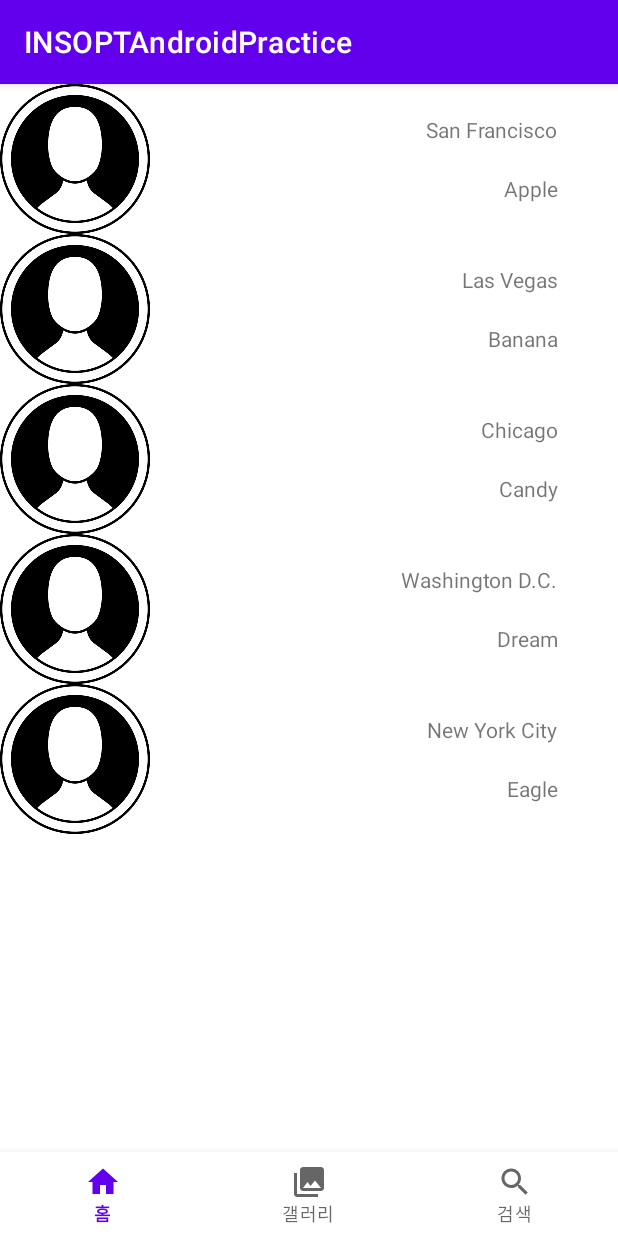
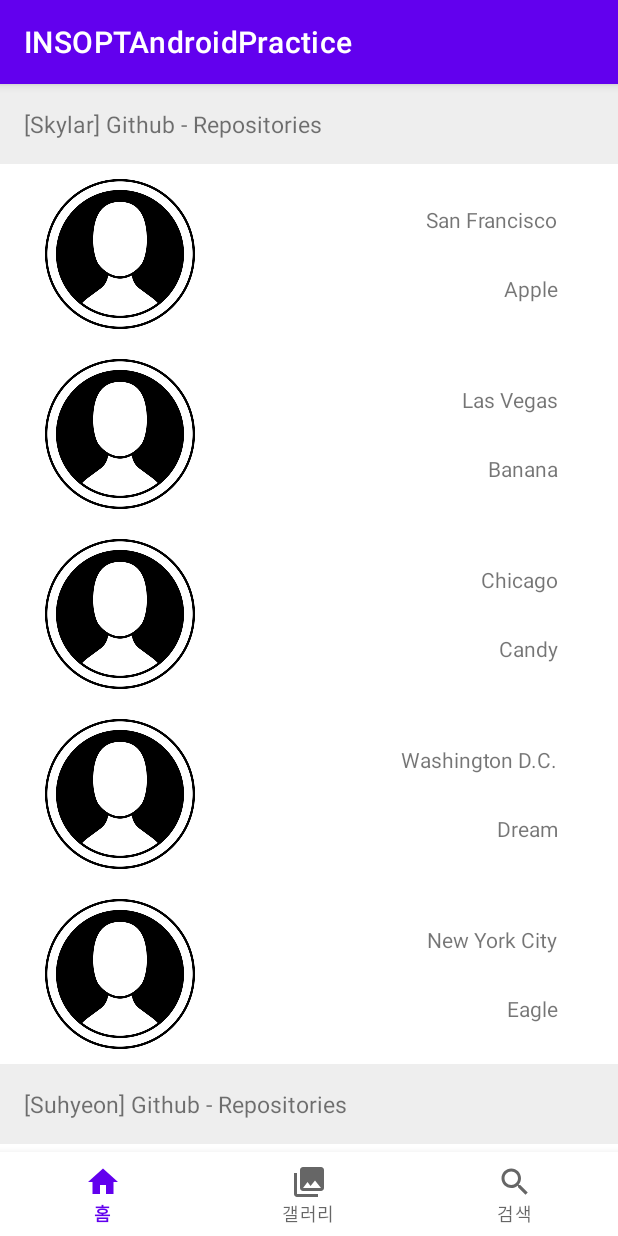
Before and after one commit to IN-SOPT-ANDROID/suhyeon-lee, an Android app: the HomeActivity screen opened directly, with no data from a screen before it, on a phone screen of 412 x 824 dp. Run offline under Robolectric (Android 15) with nearby library versions, the phone set to English and light mode, and no system bars.

Commit message:
[필수 과제 2] 깃헙 repo, fragment, recyclerView

```diff
--- a/app/src/main/java/org/sopt/sample/HomeActivity.kt
+++ b/app/src/main/java/org/sopt/sample/HomeActivity.kt
@@ -16,11 +16,16 @@ class HomeActivity : AppCompatActivity() {
         setContentView(binding.root)
 
         supportFragmentManager.beginTransaction()
-                .replace(R.id.home_container, HomeFragment())
+                .add(R.id.home_container, HomeFragment())
                 .commit()
 
         binding.bnv.setOnItemSelectedListener { item ->
             when(item.itemId) {
+                R.id.bnv_home -> {
+                    supportFragmentManager.beginTransaction()
+                        .replace(R.id.home_container, HomeFragment())
+                        .commit()
+                }
                 R.id.bnv_gallery -> {
                     supportFragmentManager.beginTransaction()
                         .replace(R.id.home_container, GalleryFragment())
--- a/app/src/main/java/org/sopt/sample/HomeFragment.kt
+++ b/app/src/main/java/org/sopt/sample/HomeFragment.kt
@@ -29,7 +29,7 @@ class HomeFragment : Fragment() {
         super.onViewCreated(view, savedInstanceState)
         val adapter = RepoAdapter(requireContext())
         binding.rvRepos.adapter = adapter
-        adapter.setRepoList(viewModel.mockRepoList)
+        adapter.setData(viewModel.mockRepoList)
     }
 
     override fun onDestroyView() {
--- a/app/src/main/java/org/sopt/sample/HomeViewModel.kt
+++ b/app/src/main/java/org/sopt/sample/HomeViewModel.kt
@@ -1,34 +1,26 @@
 package org.sopt.sample
 
 import androidx.lifecycle.ViewModel
+import org.sopt.sample.data.RecyclerViewItem
 import org.sopt.sample.data.Repo
+import org.sopt.sample.data.RepoHeader
 
 class HomeViewModel: ViewModel() {
-    val mockRepoList = listOf<Repo>(
-        Repo(
-            image = R.drawable.basicprofile,
-            name = "San Francisco",
-            author = "Apple"
-        ),
-        Repo(
-            image = R.drawable.basicprofile,
-            name = "Las Vegas",
-            author = "Banana"
-        ),
-        Repo(
-            image = R.drawable.basicprofile,
-            name = "Chicago",
-            author = "Candy"
-        ),
-        Repo(
-            image = R.drawable.basicprofile,
-            name = "Washington D.C.",
-            author = "Dream"
-        ),
-        Repo(
-            image = R.drawable.basicprofile,
-            name = "New York City",
-            author = "Eagle"
-        )
+    val mockRepoList = listOf<RecyclerViewItem>(
+        RepoHeader("[Skylar] Github - Repositories"),
+        Repo(R.drawable.basicprofile, "San Francisco", "Apple"),
+        Repo(R.drawable.basicprofile, "Las Vegas", "Banana"),
+        Repo(R.drawable.basicprofile, "Chicago", "Candy"),
+        Repo(R.drawable.basicprofile, "Washington D.C.", "Dream"),
+        Repo(R.drawable.basicprofile, "New York City", "Eagle"),
+
+        RepoHeader("[Suhyeon] Github - Repositories"),
+        Repo(R.drawable.basicprofile, "Seattle", "Fish"),
+        Repo(R.drawable.basicprofile, "Yosemite National Park", "Google"),
+        Repo(R.drawable.basicprofile, "Boston", "Horse"),
+        Repo(R.drawable.basicprofile, "Los Angeles", "Idle"),
+        Repo(R.drawable.basicprofile, "San Diego", "Joy"),
+        Repo(R.drawable.basicprofile, "Portland", "Korea"),
+        Repo(R.drawable.basicprofile, "New Jersey", "Lord")
     )
 }
--- a/app/src/main/java/org/sopt/sample/adapter/RepoAdapter.kt
+++ b/app/src/main/java/org/sopt/sample/adapter/RepoAdapter.kt
@@ -1,40 +1,81 @@
 package org.sopt.sample.adapter
 
 import android.content.Context
+import android.preference.PreferenceActivity
 import android.view.LayoutInflater
+import android.view.View
 import android.view.ViewGroup
 import androidx.recyclerview.widget.RecyclerView
+import androidx.recyclerview.widget.RecyclerView.Recycler
+import org.sopt.sample.R
+import org.sopt.sample.data.RecyclerViewItem
 import org.sopt.sample.data.Repo
+import org.sopt.sample.data.RepoHeader
 import org.sopt.sample.databinding.LayoutGithubRepoBinding
+import org.sopt.sample.databinding.LayoutGithubRepoHeaderBinding
 
-class RepoAdapter(context: Context): RecyclerView.Adapter<RepoAdapter.RepoViewHolder>() {
+const val VIEW_TYPE_HEADER = 1
+const val VIEW_TYPE_REPO = 2
+
+class RepoAdapter(context: Context): RecyclerView.Adapter<RecyclerView.ViewHolder>() {
     private val inflater by lazy { LayoutInflater.from(context) }
-    private var repoList: List<Repo> = emptyList()
+    //private var repoList: List<Repo> = emptyList()
+    private var dataList: List<RecyclerViewItem> = emptyList()
+
+    override fun getItemViewType(position: Int): Int {
+        if (dataList[position] is RepoHeader) {
+            return VIEW_TYPE_HEADER
+        }
+        return VIEW_TYPE_REPO
+    }
+
+    override fun getItemCount(): Int {
+        return dataList.size
+    }
+
+    override fun onCreateViewHolder(parent: ViewGroup, viewType: Int): RecyclerView.ViewHolder {
+        //val binding = LayoutGithubRepoBinding.inflate(inflater, parent, false)
+        //return RepoViewHolder(binding)
+        if (viewType == VIEW_TYPE_HEADER) {
+            return RepoHeaderViewHolder(
+                LayoutGithubRepoHeaderBinding.inflate(inflater, parent, false)
+            )
+        }
+        return RepoViewHolder(
+            LayoutGithubRepoBinding.inflate(inflater, parent, false)
+        )
+    }
+
+    override fun onBindViewHolder(holder: RecyclerView.ViewHolder, position: Int) {
+        val item = dataList[position]
+        if (holder is RepoHeaderViewHolder && item is RepoHeader) {
+            holder.onBind(item)
+        }
+        if (holder is RepoViewHolder && item is Repo) {
+            holder.onBind(item)
+        }
+    }
+
+    fun setData(data: List<RecyclerViewItem>) {
+        // 원래 함수 이름 - setRepoList
+        // 원래 매개변수 - repoList: List<Repo>
+        dataList = data.toList()
+        notifyDataSetChanged()
+    }
+
+    class RepoHeaderViewHolder(private val binding: LayoutGithubRepoHeaderBinding)
+        : RecyclerView.ViewHolder(binding.root) {
+        fun onBind(data: RepoHeader) {
+            binding.tvGithubHeader.text = data.title
+        }
+    }
 
     class RepoViewHolder(private val binding: LayoutGithubRepoBinding)
-    : RecyclerView.ViewHolder(binding.root) {
+        : RecyclerView.ViewHolder(binding.root) {
         fun onBind(data: Repo) {
             binding.imgGithubRepo.setImageDrawable(binding.root.context.getDrawable(data.image))
             binding.txtGithubRepoName.text = data.name
             binding.txtGithubRepoAuthor.text = data.author
         }
     }
-
-    override fun onCreateViewHolder(parent: ViewGroup, viewType: Int): RepoViewHolder {
-        val binding = LayoutGithubRepoBinding.inflate(inflater, parent, false)
-        return RepoViewHolder(binding)
-    }
-
-    override fun onBindViewHolder(holder: RepoViewHolder, position: Int) {
-        holder.onBind(repoList[position])
-    }
-
-    override fun getItemCount(): Int = repoList.size
-
-    fun setRepoList(repoList: List<Repo>) {
-        this.repoList = repoList.toList()
-        notifyDataSetChanged()
-    }
-
-
 }
--- a/app/src/main/java/org/sopt/sample/data/Repo.kt
+++ b/app/src/main/java/org/sopt/sample/data/Repo.kt
@@ -1,9 +1,15 @@
 package org.sopt.sample.data
 
 import androidx.annotation.DrawableRes
+
+open class RecyclerViewItem
+
+data class RepoHeader (
+    val title: String
+) : RecyclerViewItem()
 
 data class Repo(
     @DrawableRes val image: Int,
     val name: String,
     val author: String
-)
+) : RecyclerViewItem()
--- a/app/src/main/res/layout/fragment_gallery.xml
+++ b/app/src/main/res/layout/fragment_gallery.xml
@@ -1,14 +1,20 @@
 <?xml version="1.0" encoding="utf-8"?>
-<FrameLayout xmlns:android="http://schemas.android.com/apk/res/android"
+<androidx.constraintlayout.widget.ConstraintLayout
+    xmlns:android="http://schemas.android.com/apk/res/android"
+    xmlns:app="http://schemas.android.com/apk/res-auto"
     xmlns:tools="http://schemas.android.com/tools"
     android:layout_width="match_parent"
     android:layout_height="match_parent"
     tools:context=".GalleryFragment">
 
-    <!-- TODO: Update blank fragment layout -->
     <TextView
-        android:layout_width="match_parent"
-        android:layout_height="match_parent"
-        android:text="I feel bad" />
+        android:layout_width="wrap_content"
+        android:layout_height="wrap_content"
+        android:text="Welcome to Gallery Fragment"
+        android:textSize="20sp"
+        app:layout_constraintBottom_toBottomOf="parent"
+        app:layout_constraintEnd_toEndOf="parent"
+        app:layout_constraintStart_toStartOf="parent"
+        app:layout_constraintTop_toTopOf="parent" />
 
-</FrameLayout>
+</androidx.constraintlayout.widget.ConstraintLayout>
--- a/app/src/main/res/layout/fragment_search.xml
+++ b/app/src/main/res/layout/fragment_search.xml
@@ -1,14 +1,20 @@
 <?xml version="1.0" encoding="utf-8"?>
-<FrameLayout xmlns:android="http://schemas.android.com/apk/res/android"
+<androidx.constraintlayout.widget.ConstraintLayout
+    xmlns:android="http://schemas.android.com/apk/res/android"
+    xmlns:app="http://schemas.android.com/apk/res-auto"
     xmlns:tools="http://schemas.android.com/tools"
     android:layout_width="match_parent"
     android:layout_height="match_parent"
     tools:context=".SearchFragment">
 
-    <!-- TODO: Update blank fragment layout -->
     <TextView
-        android:layout_width="match_parent"
-        android:layout_height="match_parent"
-        android:text="@string/hello_blank_fragment" />
+        android:layout_width="wrap_content"
+        android:layout_height="wrap_content"
+        android:text="Welcome to Search Fragment"
+        android:textSize="20sp"
+        app:layout_constraintBottom_toBottomOf="parent"
+        app:layout_constraintEnd_toEndOf="parent"
+        app:layout_constraintStart_toStartOf="parent"
+        app:layout_constraintTop_toTopOf="parent" />
 
-</FrameLayout>
+</androidx.constraintlayout.widget.ConstraintLayout>
--- a/app/src/main/res/layout/layout_github_repo.xml
+++ b/app/src/main/res/layout/layout_github_repo.xml
@@ -8,7 +8,10 @@
     <ImageView
         android:id="@+id/img_github_repo"
         android:layout_width="0dp"
-        android:layout_height="100dp"
+        android:layout_height="120dp"
+        android:layout_marginLeft="20dp"
+        android:paddingTop="10dp"
+        android:paddingBottom="10dp"
         app:layout_constraintDimensionRatio="1"
         app:layout_constraintStart_toStartOf="parent"
         app:layout_constraintTop_toTopOf="parent"
--- /dev/null
+++ b/app/src/main/res/layout/layout_github_repo_header.xml
@@ -0,0 +1,11 @@
+<?xml version="1.0" encoding="utf-8"?>
+<TextView
+    android:id="@+id/tv_github_header"
+    xmlns:android="http://schemas.android.com/apk/res/android"
+    android:layout_width="match_parent"
+    android:layout_height="wrap_content"
+    xmlns:tools="http://schemas.android.com/tools"
+    android:background="#eee"
+    android:padding="16dp"
+    android:textSize="15sp"
+    tools:text="List of Repositories of Skylar's Github" />
```
